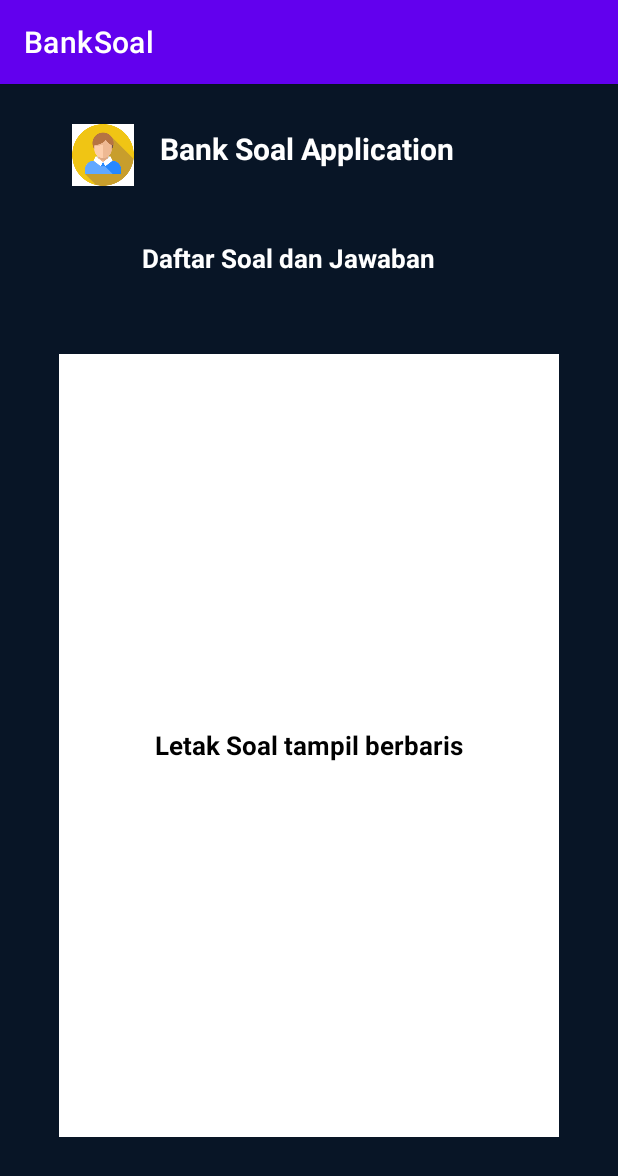
After one commit to fitrialfiana/BankSoal, an Android app: the TampilSoal screen opened directly, with no data from a screen before it, on a phone screen of 412 x 824 dp. The commit adds this screen. Shown: the top 1176 px of the screen. Run offline under Robolectric (Android 15) with nearby library versions, the phone set to English and light mode, and no system bars.

Commit message:
Commit4 - tampilsoal create

```diff
--- a/app/src/main/AndroidManifest.xml
+++ b/app/src/main/AndroidManifest.xml
@@ -9,6 +9,9 @@
         android:roundIcon="@mipmap/ic_launcher_round"
         android:supportsRtl="true"
         android:theme="@style/Theme.BankSoal">
+        <activity
+            android:name=".TampilSoal"
+            android:exported="false" />
         <activity
             android:name=".KategoriSoal"
             android:exported="false" />
--- /dev/null
+++ b/app/src/main/java/com/example/banksoal/TampilSoal.java
@@ -0,0 +1,14 @@
+package com.example.banksoal;
+
+import androidx.appcompat.app.AppCompatActivity;
+
+import android.os.Bundle;
+
+public class TampilSoal extends AppCompatActivity {
+
+    @Override
+    protected void onCreate(Bundle savedInstanceState) {
+        super.onCreate(savedInstanceState);
+        setContentView(R.layout.activity_tampil_soal);
+    }
+}
--- /dev/null
+++ b/app/src/main/res/layout/activity_tampil_soal.xml
@@ -0,0 +1,74 @@
+<?xml version="1.0" encoding="utf-8"?>
+<androidx.constraintlayout.widget.ConstraintLayout xmlns:android="http://schemas.android.com/apk/res/android"
+    xmlns:app="http://schemas.android.com/apk/res-auto"
+    xmlns:tools="http://schemas.android.com/tools"
+    android:layout_width="match_parent"
+    android:layout_height="match_parent"
+    android:background="@color/blue"
+    tools:context=".TampilSoal">
+
+
+    <ImageView
+        android:id="@+id/logoapp1"
+        android:layout_width="76dp"
+        android:layout_height="41dp"
+        android:layout_marginLeft="16dp"
+        android:layout_marginRight="16dp"
+        android:textColorHint="@color/white"
+        app:layout_constraintBottom_toBottomOf="parent"
+        app:layout_constraintHorizontal_bias="0.048"
+        app:layout_constraintLeft_toLeftOf="parent"
+        app:layout_constraintRight_toRightOf="parent"
+        app:layout_constraintTop_toTopOf="parent"
+        app:layout_constraintVertical_bias="0.037"
+        app:srcCompat="@drawable/iconlogin" />
+
+    <TextView
+        android:id="@+id/namaapp1"
+        android:layout_width="242dp"
+        android:layout_height="39dp"
+        android:text="@string/namapp"
+        android:textColor="@color/white"
+        android:textSize="20sp"
+        android:textStyle="bold"
+        app:layout_constraintBottom_toBottomOf="parent"
+        app:layout_constraintEnd_toEndOf="parent"
+        app:layout_constraintHorizontal_bias="0.627"
+        app:layout_constraintStart_toStartOf="parent"
+        app:layout_constraintTop_toTopOf="parent"
+        app:layout_constraintVertical_bias="0.04" />
+
+
+    <TextView
+        android:id="@+id/descSoal"
+        android:layout_width="254dp"
+        android:layout_height="27dp"
+        android:text="@string/desctampil"
+        android:textColor="@color/white"
+        android:textSize="17sp"
+        android:textStyle="bold"
+        app:layout_constraintBottom_toBottomOf="parent"
+        app:layout_constraintEnd_toEndOf="parent"
+        app:layout_constraintHorizontal_bias="0.598"
+        app:layout_constraintStart_toStartOf="parent"
+        app:layout_constraintTop_toTopOf="parent"
+        app:layout_constraintVertical_bias="0.14" />
+
+    <TextView
+        android:id="@+id/LetakSoal"
+        android:layout_width="333dp"
+        android:layout_height="522dp"
+        android:text="Letak Soal tampil berbaris"
+        android:textColor="@color/black"
+        android:textSize="17sp"
+        android:textStyle="bold"
+        android:gravity="center"
+        android:background="@color/white"
+        app:layout_constraintBottom_toBottomOf="parent"
+        app:layout_constraintEnd_toEndOf="parent"
+        app:layout_constraintStart_toStartOf="parent"
+        app:layout_constraintTop_toTopOf="parent"
+        app:layout_constraintVertical_bias="0.732" />
+
+
+</androidx.constraintlayout.widget.ConstraintLayout>
```
Also changed, not shown: app/src/main/java/com/example/banksoal/KategoriSoal.java (+55 -0 lines), app/src/main/java/com/example/banksoal/LihatSoal.java (+32 -2 lines), app/src/main/res/layout/activity_kategori_soal.xml (+112 -0 lines), app/src/main/res/values/strings.xml (+12 -0 lines).
